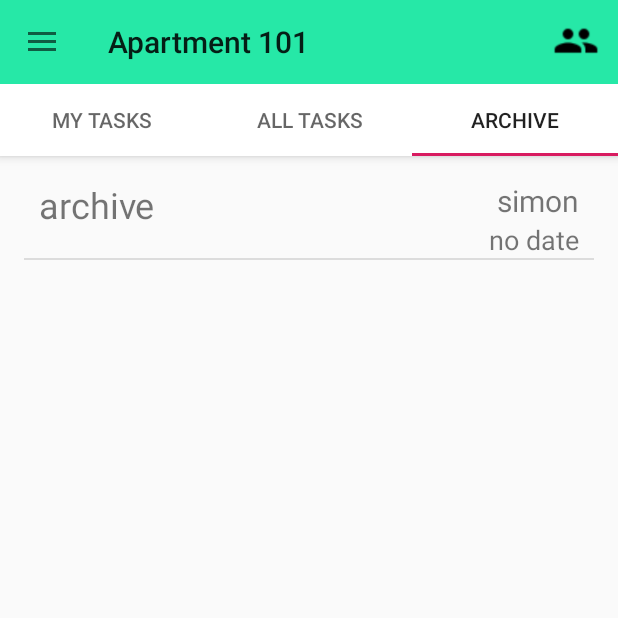
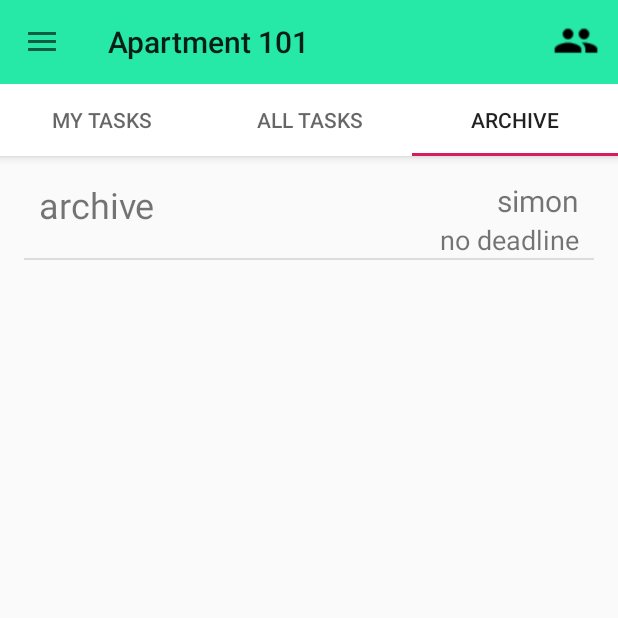
Before and after one commit to jhu-cs-uima-sp19/WeTask, an Android app: the MainActivity screen opened directly, with no data from a screen before it, tab 3 chosen, on a phone screen of 412 x 824 dp, the top half of it. Run offline under Robolectric (Android 15) with nearby library versions, the phone set to English and light mode, and no system bars; our stand-ins replace Firebase (no records; nobody signed in at launch, a user with empty details on screens opened directly); 4 statements that could not run were skipped.

Commit message:
fixed typo in task adapter (showing create date instead of deadline)

```diff
--- a/app/src/main/java/com/example/wetask/TaskItemAdapter.java
+++ b/app/src/main/java/com/example/wetask/TaskItemAdapter.java
@@ -41,11 +41,11 @@ public class TaskItemAdapter extends ArrayAdapter<TaskItem> {
         }
 
         TextView titleText = (TextView) taskView.findViewById( R.id.task_title );
-        TextView createdText = (TextView) taskView.findViewById( R.id.created );
+        TextView deadlineText = (TextView) taskView.findViewById( R.id.due );
         TextView assignedText = (TextView) taskView.findViewById( R.id.assigned_to );
 
         titleText.setText(items.get(position).getName());
-        createdText.setText(items.get(position).getCreatedDate());
+        deadlineText.setText(items.get(position).getDeadline());
         assignedText.setText(items.get(position).getAssignedTo());
 
         return taskView;
--- a/app/src/main/res/layout/task_item_layout.xml
+++ b/app/src/main/res/layout/task_item_layout.xml
@@ -30,7 +30,7 @@
             android:textSize="20sp"></TextView>
 
         <TextView
-            android:id="@+id/created"
+            android:id="@+id/due"
             android:layout_width="wrap_content"
             android:layout_height="wrap_content"
             android:gravity="left"
```
